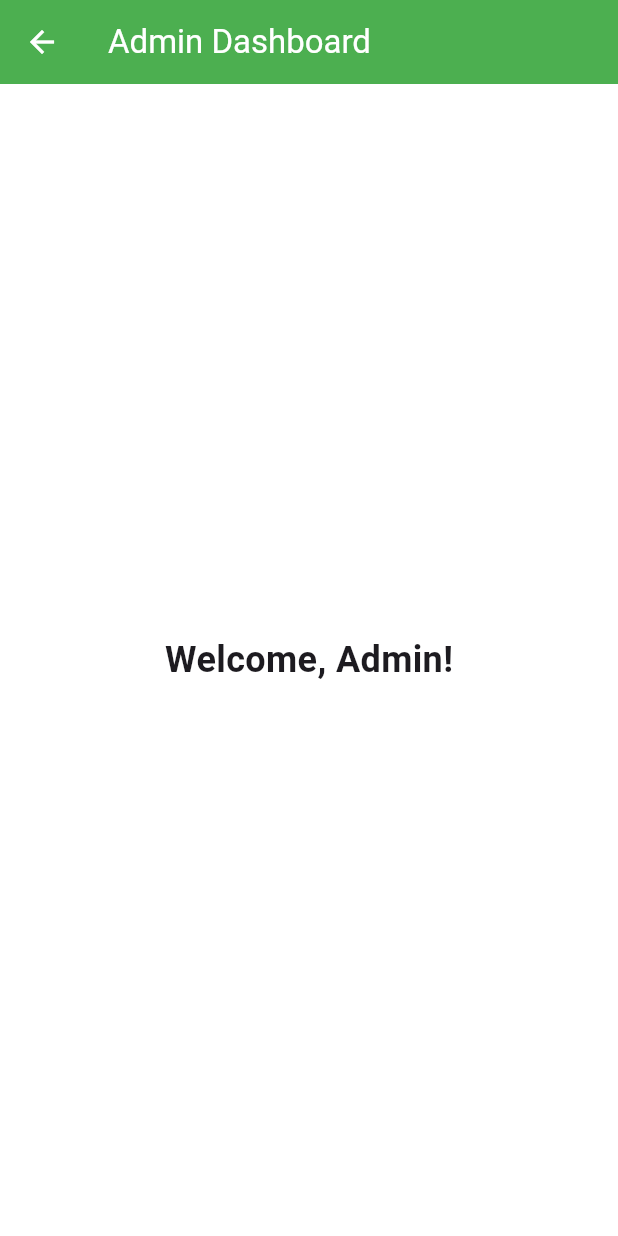
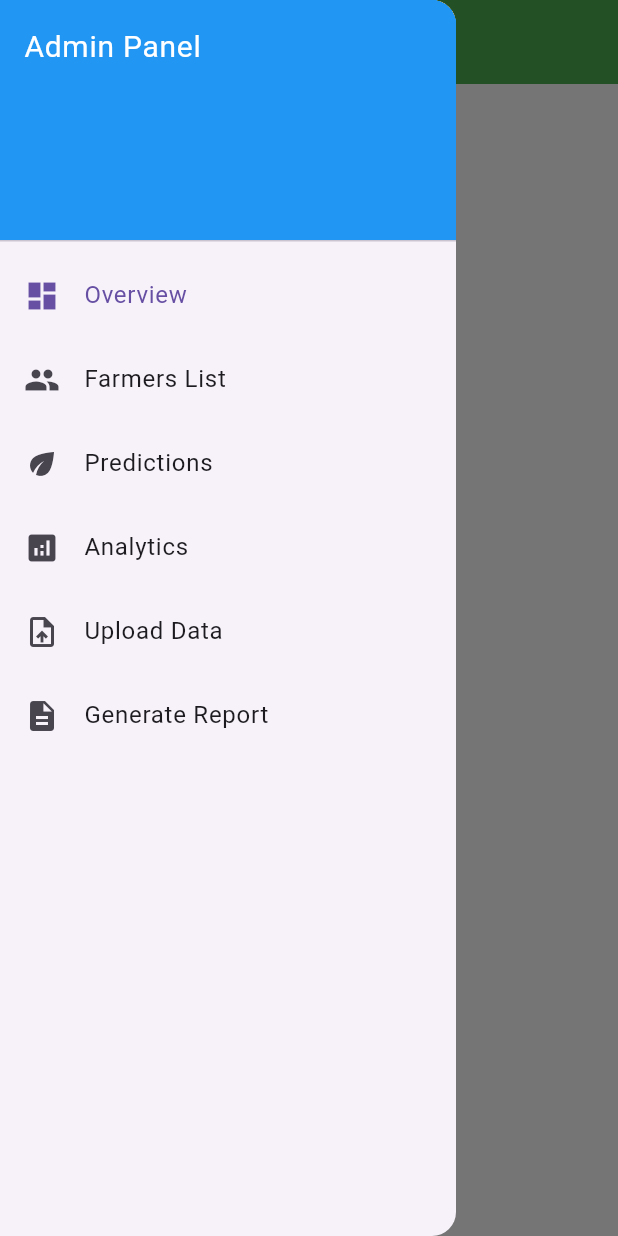
Before and after one commit to NagaLakshmi-coder/crop_prediction, a Flutter app: the AdminDashboard screen opened by its route, with the side drawer open (before the commit the screen has no drawer), on a phone screen of 412 x 824 dp. Run offline on Flutter 3.47's test engine with Material 3 defaults, Android fonts, the phone set to English and light mode, and no system bars; our stand-ins replace connectivity_plus, hive_flutter, speech_to_text; accounts and stored records are empty.

Commit message:
Initial commit

```diff
--- a/lib/screens/admin_dashboard.dart
+++ b/lib/screens/admin_dashboard.dart
@@ -1,21 +1,68 @@
 import 'package:flutter/material.dart';
 import '../l10n/app_localizations.dart';
 
-class AdminDashboard extends StatelessWidget {
+class AdminDashboard extends StatefulWidget {
   const AdminDashboard({Key? key}) : super(key: key);
+
+  @override
+  State<AdminDashboard> createState() => _AdminDashboardState();
+}
+
+class _AdminDashboardState extends State<AdminDashboard> {
+  int _selectedIndex = 0;
+
+  // Pages for different sections
+  final List<Widget> _pages = [
+    Center(child: Text("📊 Overview")),
+    Center(child: Text("👨‍🌾 Farmers List")),
+    Center(child: Text("🌱 Predictions")),
+    Center(child: Text("📈 Analytics")),
+    Center(child: Text("⬆️ Upload Data")),
+    Center(child: Text("📝 Generate Report")),
+  ];
 
   @override
   Widget build(BuildContext context) {
     final loc = AppLocalizations.of(context)!;
 
     return Scaffold(
-      appBar: AppBar(title: Text(loc.admin_dashboard)),
-      body: Center(
-        child: Text(
-          AppLocalizations.of(context)!.welcome_admin,
-          style: const TextStyle(fontSize: 24, fontWeight: FontWeight.bold),
+      appBar: AppBar(
+        title: Text(loc.admin_dashboard),
+      ),
+      body: _pages[_selectedIndex], // Show selected page
+      drawer: Drawer(
+        child: ListView(
+          padding: EdgeInsets.zero,
+          children: [
+            const DrawerHeader(
+              decoration: BoxDecoration(color: Colors.blue),
+              child: Text("Admin Panel",
+                  style: TextStyle(color: Colors.white, fontSize: 20)),
+            ),
+            _buildDrawerItem(Icons.dashboard, "Overview", 0),
+            _buildDrawerItem(Icons.group, "Farmers List", 1),
+            _buildDrawerItem(Icons.eco, "Predictions", 2),
+            _buildDrawerItem(Icons.analytics, "Analytics", 3),
+            _buildDrawerItem(Icons.upload_file, "Upload Data", 4),
+            _buildDrawerItem(Icons.description, "Generate Report", 5),
+          ],
         ),
       ),
     );
   }
+
+  // Drawer helper
+  Widget _buildDrawerItem(IconData icon, String title, int index) {
+    return ListTile(
+      leading: Icon(icon),
+      title: Text(title),
+      selected: _selectedIndex == index,
+      onTap: () {
+        setState(() {
+          _selectedIndex = index;
+        });
+        Navigator.pop(context); // close drawer
+      },
+    );
+  }
 }
```
Also changed, not shown: lib/screens/farmer_dashboard.dart (+50 -6 lines).
